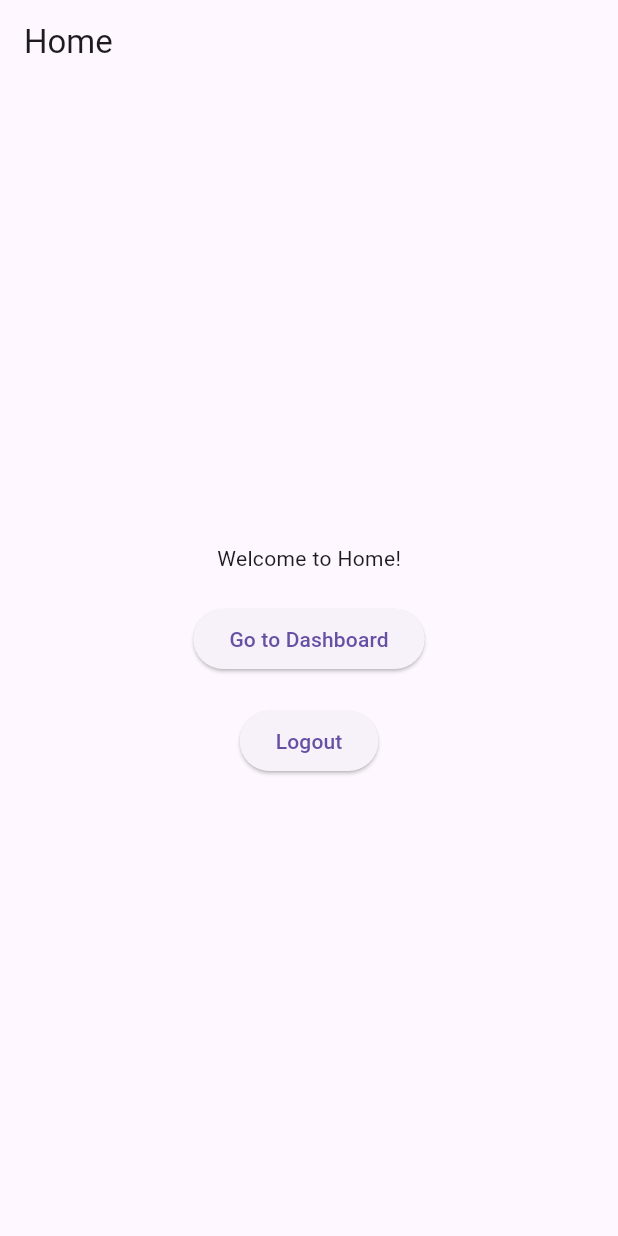
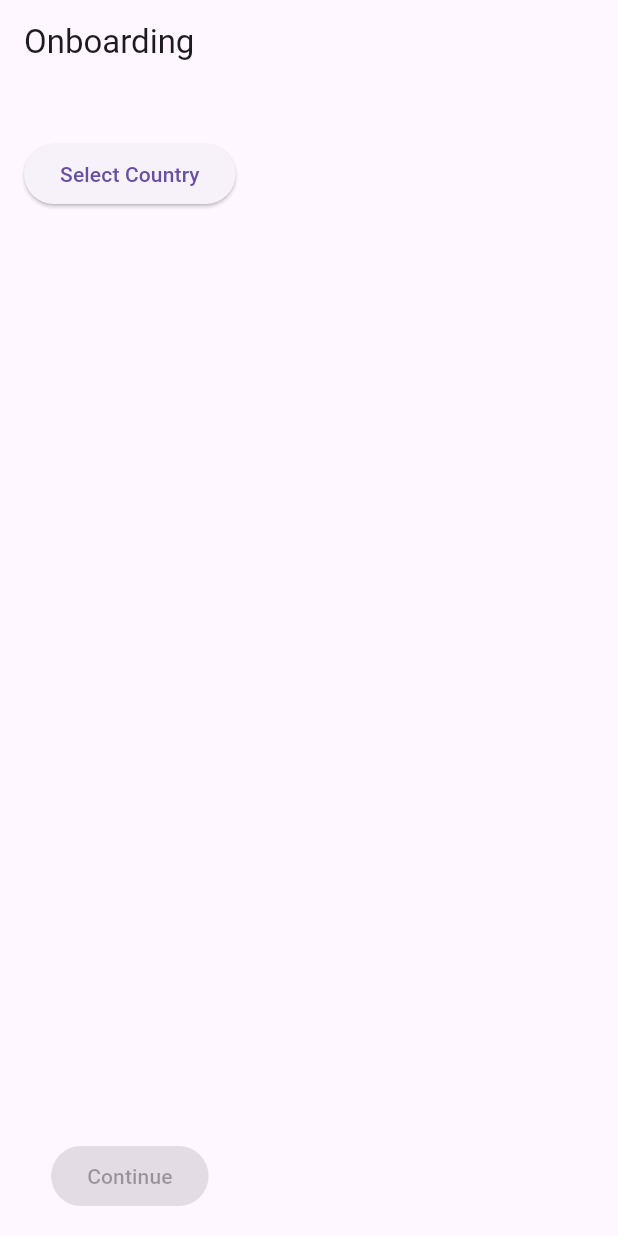
Before and after one commit to abc-medes/ate-flutter, a Flutter app: the HomeView screen opened by its route, after a tap on "Logout", after a tap on "Login", on a phone screen of 412 x 824 dp. Run offline on Flutter 3.47's test engine with Material 3 defaults, Android fonts, the phone set to English and light mode, and no system bars; our stand-ins replace flutter_riverpod, go_router.

Commit message:
FEAT] auth routes and app routes divide

```diff
--- a/lib/core/routes.dart
+++ /dev/null
@@ -1,49 +0,0 @@
-import 'package:ate_project/core/services/auth_service.dart';
-import 'package:ate_project/presentation/views/home/home_view.dart';
-import 'package:go_router/go_router.dart';
-import 'package:provider/provider.dart';
-import '../presentation/views/auth/login_view.dart';
-// import '../presentation/views/auth/register_view.dart';
-// import '../presentation/views/app/dashboard_view.dart';
-
-class AppRouter {
-  static final GoRouter router = GoRouter(
-    redirect: (context, state) {
-      final authService = Provider.of<AuthService>(context, listen: false);
-      final isAuthenticated = authService.isAuthenticated;
-
-      final isAuthRoute = state.matchedLocation.startsWith('/auth');
-
-      if (!isAuthenticated && !isAuthRoute) {
-        return '/auth/login'; // Redirect unauthenticated users to login
-      }
-
-      if (isAuthenticated && isAuthRoute) {
-        return '/'; // Redirect authenticated users to home
-      }
-
-      return null; // No redirection needed
-    },
-    routes: [
-      // Authentication Routes
-      GoRoute(
-        path: '/auth/login',
-        builder: (context, state) => const LoginView(),
-      ),
-      // GoRoute(
-      //   path: '/auth/register',
-      //   builder: (context, state) => const RegisterView(),
-      // ),
-
-      // Application Routes
-      GoRoute(
-        path: '/',
-        builder: (context, state) => const HomeView(),
-      ),
-      // GoRoute(
-      //   path: '/dashboard',
-      //   builder: (context, state) => const DashboardView(),
-      // ),
-    ],
-  );
-}
--- /dev/null
+++ b/lib/core/routes/auth_routes.dart
@@ -0,0 +1,14 @@
+import 'package:ate_project/presentation/views/auth/login_view.dart';
+import 'package:ate_project/presentation/views/auth/onboarding_view.dart';
+import 'package:go_router/go_router.dart';
+
+final authRoutes = [
+  GoRoute(
+    path: '/auth/login',
+    builder: (context, state) => const LoginView(),
+  ),
+  GoRoute(
+    path: '/auth/onboarding',
+    builder: (context, state) => const OnboardingView(),
+  ),
+];
--- /dev/null
+++ b/lib/core/routes/router_provider.dart
@@ -0,0 +1,30 @@
+import 'package:flutter_riverpod/flutter_riverpod.dart';
+import 'package:go_router/go_router.dart';
+import '../services/auth_service.dart';
+import 'auth_routes.dart';
+import 'app_routes.dart';
+
+final routerProvider = Provider<GoRouter>((ref) {
+  final authState = ref.watch(authStateProvider);
+
+  return GoRouter(
+    redirect: (context, state) {
+      if (authState.isLoading || authState.errorMessage != null) {
+        return '/auth/login';
+      }
+
+      if (!authState.isAuthenticated) {
+        return state.matchedLocation.startsWith('/auth') ? null : '/auth/login';
+      }
+
+      if (!authState.isOnboardingCompleted) {
+        return state.matchedLocation.startsWith('/auth/onboarding')
+            ? null
+            : '/auth/onboarding';
+      }
+
+      return state.matchedLocation.startsWith('/home') ? null : '/home';
+    },
+    routes: [...authRoutes, ...appRoutes],
+  );
+});
--- a/lib/core/services/auth_service.dart
+++ b/lib/core/services/auth_service.dart
@@ -1,17 +1,76 @@
-import 'package:flutter/material.dart';
+import 'package:flutter_riverpod/flutter_riverpod.dart';
 
-class AuthService extends ChangeNotifier {
-  bool _isAuthenticated = false;
+class AuthState {
+  final bool isAuthenticated;
+  final bool isOnboardingCompleted;
+  final bool isLoading;
+  final String? errorMessage;
+  final String? userId;
+  final String? email;
 
-  bool get isAuthenticated => _isAuthenticated;
+  AuthState({
+    this.isAuthenticated = false,
+    this.isOnboardingCompleted = false,
+    this.isLoading = false,
+    this.errorMessage,
+    this.userId,
+    this.email,
+  });
 
-  void login() {
-    _isAuthenticated = true;
-    notifyListeners();
+  AuthState copyWith({
+    bool? isAuthenticated,
+    bool? isOnboardingCompleted,
+    bool? isLoading,
+    String? errorMessage,
+    String? userId,
+    String? email,
+  }) {
+    return AuthState(
+      isAuthenticated: isAuthenticated ?? this.isAuthenticated,
+      isOnboardingCompleted:
+          isOnboardingCompleted ?? this.isOnboardingCompleted,
+      isLoading: isLoading ?? this.isLoading,
+      errorMessage: errorMessage ?? this.errorMessage,
+      userId: userId ?? this.userId,
+      email: email ?? this.email,
+    );
+  }
+}
+
+class AuthNotifier extends StateNotifier<AuthState> {
+  AuthNotifier() : super(AuthState());
+
+  Future<void> login({required String userId, required String email}) async {
+    state = state.copyWith(isLoading: true);
+
+    try {
+      await Future.delayed(const Duration(seconds: 1));
+      state = state.copyWith(
+        isAuthenticated: true,
+        userId: userId,
+        email: email,
+        isLoading: false,
+        errorMessage: null,
+      );
+    } catch (e) {
+      state = state.copyWith(
+          isLoading: false, errorMessage: "Login failed. Please try again.");
+    }
   }
 
   void logout() {
-    _isAuthenticated = false;
-    notifyListeners();
+    state = AuthState();
+  }
+
+  void completeOnboarding() {
+    state = state.copyWith(isOnboardingCompleted: true);
+  }
+
+  void resetError() {
+    state = state.copyWith(errorMessage: null);
   }
 }
+
+final authStateProvider = StateNotifierProvider<AuthNotifier, AuthState>((ref) {
+  return AuthNotifier();
+});
--- a/lib/main.dart
+++ b/lib/main.dart
@@ -1,28 +1,20 @@
-import 'package:ate_project/core/routes.dart';
-import 'package:ate_project/core/services/auth_service.dart';
 import 'package:flutter/material.dart';
-import 'package:provider/provider.dart';
-import 'presentation/views/home/home_view_model.dart';
-import 'data/repositories/user_repository.dart';
+import 'package:flutter_riverpod/flutter_riverpod.dart';
+import 'core/routes/router_provider.dart';
 
 void main() {
-  runApp(
-    MultiProvider(
-      providers: [
-        ChangeNotifierProvider(create: (_) => AuthService()),
-        ChangeNotifierProvider(create: (_) => HomeViewModel(UserRepository())),
-      ],
-      child: MyApp(),
-    ),
-  );
+  runApp(const ProviderScope(child: MyApp()));
 }
 
-class MyApp extends StatelessWidget {
+class MyApp extends ConsumerWidget {
   const MyApp({super.key});
+
   @override
-  Widget build(BuildContext context) {
+  Widget build(BuildContext context, WidgetRef ref) {
+    final router = ref.watch(routerProvider);
+
     return MaterialApp.router(
-      routerConfig: AppRouter.router,
+      routerConfig: router,
       debugShowCheckedModeBanner: false,
     );
   }
--- a/lib/presentation/views/home/home_view.dart
+++ b/lib/presentation/views/app/home/home_view.dart
@@ -1,13 +1,16 @@
 import 'package:ate_project/core/services/auth_service.dart';
 import 'package:flutter/material.dart';
+import 'package:flutter_riverpod/flutter_riverpod.dart';
 import 'package:go_router/go_router.dart';
-import 'package:provider/provider.dart';
 
-class HomeView extends StatelessWidget {
+class HomeView extends ConsumerWidget {
   const HomeView({super.key});
 
   @override
-  Widget build(BuildContext context) {
+  Widget build(BuildContext context, WidgetRef ref) {
+    // final authState = ref.watch(authStateProvider);
+    final authNotifier = ref.read(authStateProvider.notifier);
+
     return Scaffold(
       appBar: AppBar(title: Text("Home")),
       body: Center(
@@ -23,7 +26,7 @@ class HomeView extends StatelessWidget {
             SizedBox(height: 20),
             ElevatedButton(
               onPressed: () {
-                Provider.of<AuthService>(context, listen: false).logout();
+                authNotifier.logout();
                 context.go('/auth/login'); // Redirect to login on logout
               },
               child: Text("Logout"),
--- a/lib/presentation/views/auth/login_view.dart
+++ b/lib/presentation/views/auth/login_view.dart
@@ -1,23 +1,39 @@
-import 'package:ate_project/core/services/auth_service.dart';
 import 'package:flutter/material.dart';
-import 'package:provider/provider.dart';
+import 'package:flutter_riverpod/flutter_riverpod.dart';
+import '../../../core/services/auth_service.dart';
 import 'package:go_router/go_router.dart';
 
-class LoginView extends StatelessWidget {
+class LoginView extends ConsumerWidget {
   const LoginView({super.key});
 
   @override
-  Widget build(BuildContext context) {
+  Widget build(BuildContext context, WidgetRef ref) {
+    final authState = ref.watch(authStateProvider);
+    final authNotifier = ref.read(authStateProvider.notifier);
+
     return Scaffold(
-      appBar: AppBar(title: Text("Login")),
+      appBar: AppBar(title: const Text("Login")),
       body: Center(
-        child: ElevatedButton(
-          onPressed: () {
-            Provider.of<AuthService>(context, listen: false).login();
-            context.go('/'); // Navigate to home after login
-          },
-          child: Text("Login"),
-        ),
+        child: authState.isLoading
+            ? const CircularProgressIndicator()
+            : Column(
+                mainAxisAlignment: MainAxisAlignment.center,
+                children: [
+                  if (authState.errorMessage != null)
+                    Text(authState.errorMessage!,
+                        style: const TextStyle(color: Colors.red)),
+                  ElevatedButton(
+                    onPressed: () async {
+                      await authNotifier.login(
+                          userId: "123", email: "test@example.com");
+                      if (authState.isAuthenticated) {
+                        context.go('/home'); // Navigate after login
+                      }
+                    },
+                    child: const Text("Login"),
+                  ),
+                ],
+              ),
       ),
     );
   }
--- /dev/null
+++ b/lib/presentation/views/auth/onboarding_view.dart
@@ -0,0 +1,68 @@
+import 'package:flutter/material.dart';
+import 'package:flutter_riverpod/flutter_riverpod.dart';
+import 'package:go_router/go_router.dart';
+import '../../../core/services/auth_service.dart';
+
+class OnboardingView extends ConsumerStatefulWidget {
+  const OnboardingView({super.key});
+
+  @override
+  _OnboardingViewState createState() => _OnboardingViewState();
+}
+
+class _OnboardingViewState extends ConsumerState<OnboardingView> {
+  String? selectedCountry;
+
+  void _showCountryPicker() {
+    // Example country picker (replace with CupertinoPicker)
+    showModalBottomSheet(
+      context: context,
+      builder: (_) => ListView(
+        children: ["USA", "Korea", "Japan"]
+            .map((country) => ListTile(
+                  title: Text(country),
+                  onTap: () {
+                    setState(() {
+                      selectedCountry = country;
+                    });
+                    Navigator.pop(context);
+                  },
+                ))
+            .toList(),
+      ),
+    );
+  }
+
+  @override
+  Widget build(BuildContext context) {
+    final authNotifier = ref.read(authStateProvider.notifier);
+    final authState = ref.watch(authStateProvider);
+
+    return Scaffold(
+      appBar: AppBar(title: const Text("Onboarding")),
+      body: Padding(
+        padding: const EdgeInsets.all(16.0),
+        child: Column(
+          children: [
+            const SizedBox(height: 20),
+            ElevatedButton(
+              onPressed: _showCountryPicker,
+              child: Text(selectedCountry ?? "Select Country"),
+            ),
+            const Spacer(),
+            ElevatedButton(
+              onPressed: selectedCountry == null
+                  ? null // Disable button until a country is selected
+                  : () {
+                      authNotifier
+                          .completeOnboarding(); // ✅ Update global state
+                      context.go('/home'); // ✅ Navigate to Home
+                    },
+              child: const Text("Continue"),
+            ),
+          ],
+        ),
+      ),
+    );
+  }
+}
--- a/pubspec.yaml
+++ b/pubspec.yaml
@@ -37,6 +37,11 @@ dependencies:
   http: ^1.3.0
   provider: ^6.1.2
   go_router: ^14.8.1
+  riverpod: ^2.6.1
+  flutter_riverpod: ^2.6.1
+  riverpod_annotation: ^2.6.1
+  build_runner: ^2.4.15
+  riverpod_generator: ^2.6.5
 
 dev_dependencies:
   flutter_test:
```
Also changed, not shown: lib/core/routes/app_routes.dart (added, +14 -0 lines), lib/presentation/views/app/debug/debug_view.dart (added, +15 -0 lines), lib/presentation/views/app/home/home_view_model.dart (renamed from lib/presentation/views/home/home_view_model.dart).
